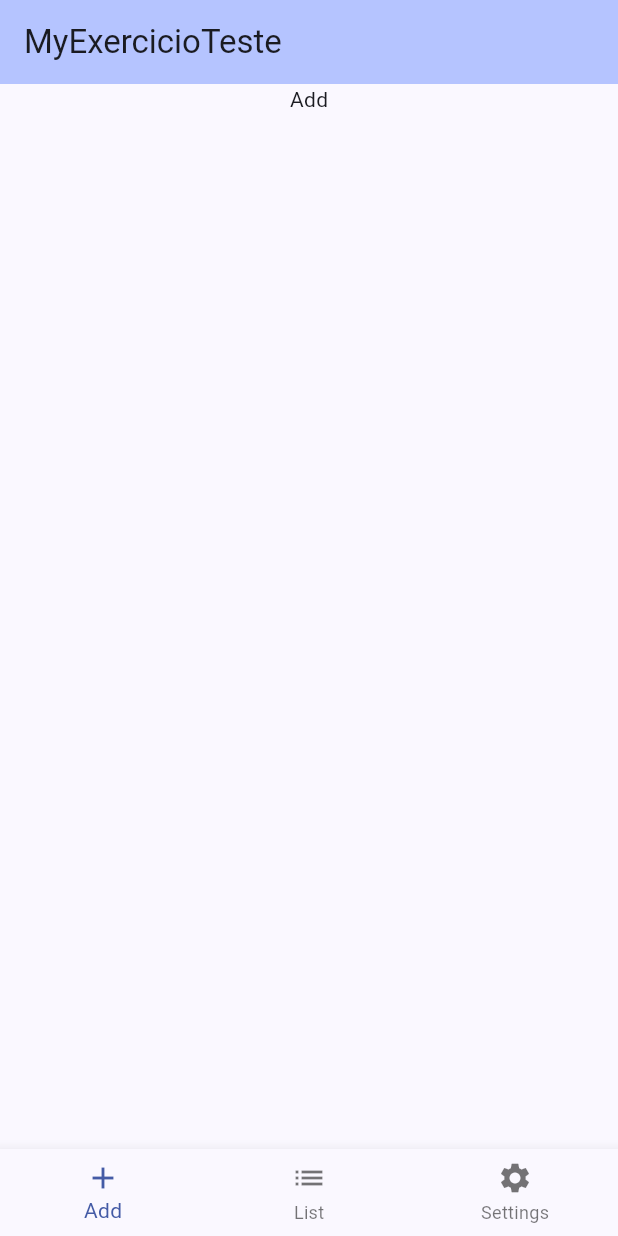
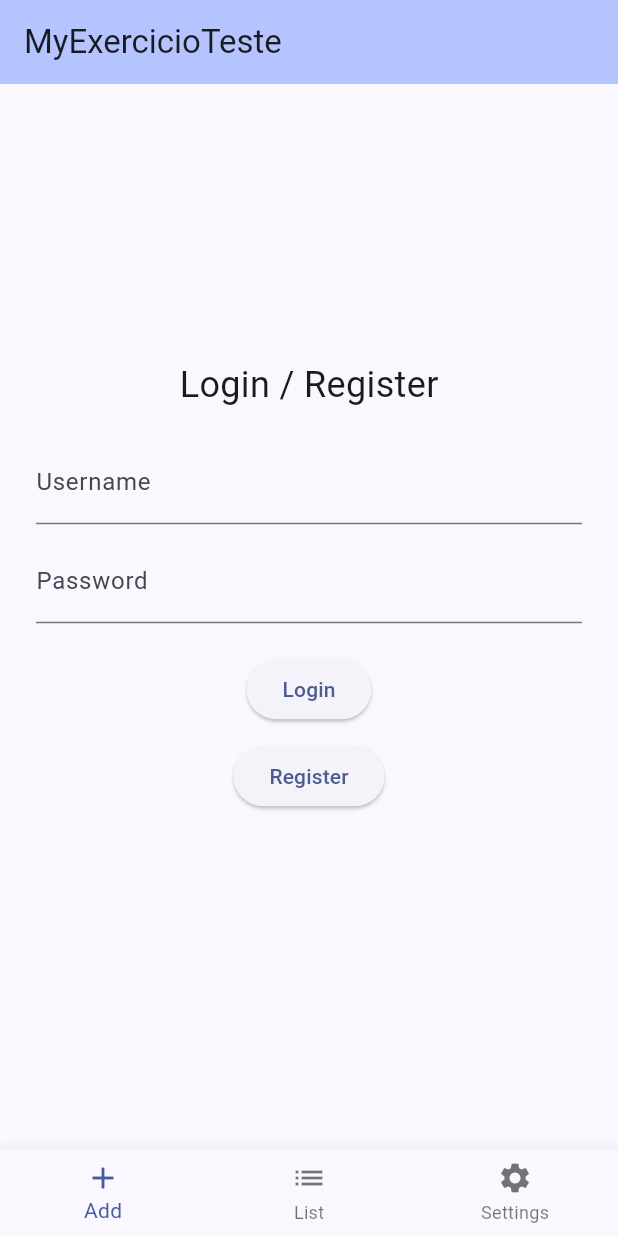
Before and after one commit to PedroLeite2/Exercicio2, a Flutter app: the screen it shows after launch, on a phone screen of 412 x 824 dp. Run offline on Flutter 3.47's test engine with Material 3 defaults, Android fonts, the phone set to English and light mode, and no system bars; our stand-ins replace sqflite; accounts and stored records are empty.

Commit message:
LoginPage

```diff
--- a/lib/myexercicioteste_exemplo1.dart
+++ b/lib/myexercicioteste_exemplo1.dart
@@ -2,14 +2,79 @@ import 'package:flutter/material.dart';
 import 'database_helper.dart';
 
 Widget buildWidgetLogin() {
-  return const Scaffold(
-    body: SingleChildScrollView(
-      child: Center(
-        child: Column(
-          mainAxisAlignment: MainAxisAlignment.center,
-          children: [Text("Add")],
+  return const LoginRegisterPage();
+}
+
+class LoginRegisterPage extends StatefulWidget {
+  const LoginRegisterPage({super.key});
+
+  @override
+  State<LoginRegisterPage> createState() => _LoginRegisterPageState();
+}
+
+class _LoginRegisterPageState extends State<LoginRegisterPage> {
+  final TextEditingController _nameController = TextEditingController();
+  final TextEditingController _passwordController = TextEditingController();
+  String _message = "";
+
+  void _register() async {
+    final name = _nameController.text.trim();
+    final password = _passwordController.text.trim();
+    if (name.isEmpty || password.isEmpty) return;
+    await DatabaseHelper.instance.registerUser(name, password);
+    setState(() => _message = "User '$name' registered.");
+    _nameController.clear();
+    _passwordController.clear();
+  }
+
+  void _login() async {
+    final name = _nameController.text.trim();
+    final password = _passwordController.text.trim();
+    if (name.isEmpty || password.isEmpty) return;
+    bool success = await DatabaseHelper.instance.loginUser(name, password);
+    setState(
+      () => _message = success ? "Login successful!" : "Invalid credentials.",
+    );
+    if (success) {
+      _nameController.clear();
+      _passwordController.clear();
+    }
+  }
+
+  @override
+  Widget build(BuildContext context) {
+    return Scaffold(
+      body: Center(
+        child: SingleChildScrollView(
+          padding: const EdgeInsets.all(24.0),
+          child: Column(
+            mainAxisAlignment: MainAxisAlignment.center,
+            children: [
+              const Text("Login / Register", style: TextStyle(fontSize: 24)),
+              const SizedBox(height: 20),
+              TextField(
+                controller: _nameController,
+                decoration: const InputDecoration(labelText: 'Username'),
+              ),
+              const SizedBox(height: 10),
+              TextField(
+                controller: _passwordController,
+                obscureText: true,
+                decoration: const InputDecoration(labelText: 'Password'),
+              ),
+              const SizedBox(height: 20),
+              ElevatedButton(onPressed: _login, child: const Text("Login")),
+              const SizedBox(height: 10),
+              ElevatedButton(
+                onPressed: _register,
+                child: const Text("Register"),
+              ),
+              const SizedBox(height: 20),
+              Text(_message, style: const TextStyle(color: Colors.blue)),
+            ],
+          ),
         ),
       ),
-    ),
-  );
+    );
+  }
 }
```
